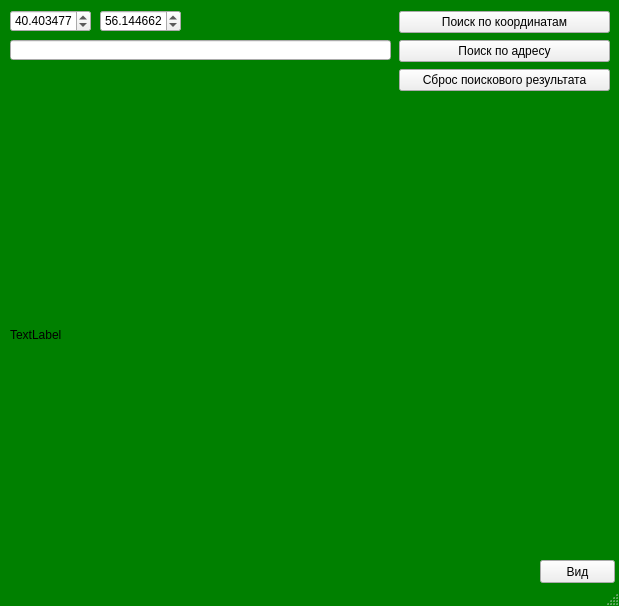
Above: YandexMap.ui from sirvonRIGOLCH4/APIYandexMAP before the change. Below: the same form after it.
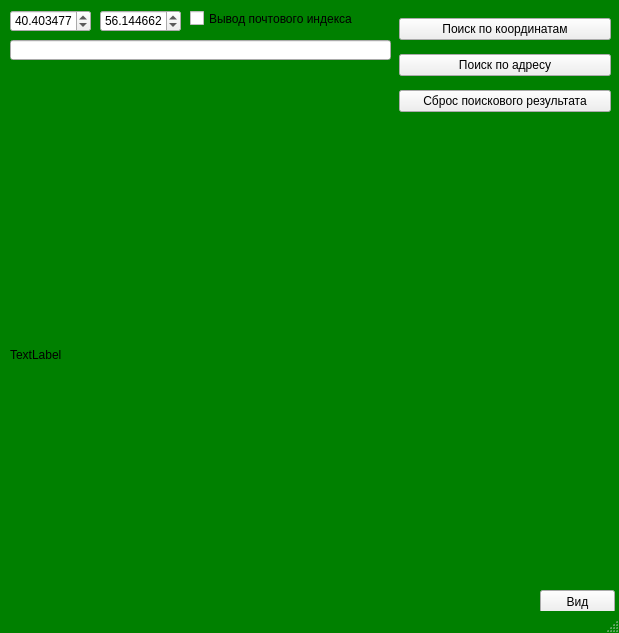
That is the form after the change.

Diff of the .ui file:
```diff
--- a/YandexMap.ui
+++ b/YandexMap.ui
@@ -7,7 +7,7 @@
     <x>0</x>
     <y>0</y>
     <width>619</width>
-    <height>606</height>
+    <height>633</height>
    </rect>
   </property>
   <property name="windowTitle">
@@ -21,7 +21,7 @@
     <property name="geometry">
      <rect>
       <x>10</x>
-      <y>110</y>
+      <y>130</y>
       <width>600</width>
       <height>450</height>
      </rect>
@@ -34,7 +34,7 @@
     <property name="geometry">
      <rect>
       <x>540</x>
-      <y>560</y>
+      <y>590</y>
       <width>75</width>
       <height>23</height>
      </rect>
@@ -98,7 +98,7 @@
     <property name="geometry">
      <rect>
       <x>10</x>
-      <y>70</y>
+      <y>80</y>
       <width>381</width>
       <height>16</height>
      </rect>
@@ -119,8 +119,8 @@
      <rect>
       <x>399</x>
       <y>10</y>
-      <width>211</width>
-      <height>83</height>
+      <width>212</width>
+      <height>112</height>
      </rect>
     </property>
     <layout class="QVBoxLayout" name="verticalLayout">
@@ -147,6 +147,19 @@
      </item>
     </layout>
    </widget>
+   <widget class="QCheckBox" name="checkBox">
+    <property name="geometry">
+     <rect>
+      <x>190</x>
+      <y>10</y>
+      <width>210</width>
+      <height>17</height>
+     </rect>
+    </property>
+    <property name="text">
+     <string>Вывод почтового индекса</string>
+    </property>
+   </widget>
   </widget>
   <widget class="QStatusBar" name="statusbar"/>
  </widget>
```
